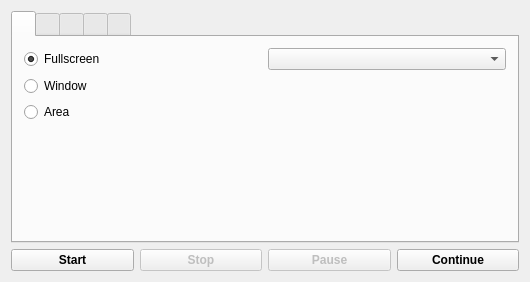
vkohaupt/vokoscreenNG, file mainwindow.ui: the form before one commit.
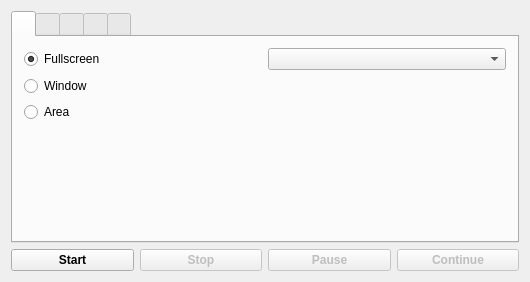
The form after the commit. The open tabs and pages were chosen to show the change.

Patch:
```diff
--- a/mainwindow.ui
+++ b/mainwindow.ui
@@ -324,6 +324,9 @@
       </item>
       <item>
        <widget class="QPushButton" name="pushButtonContinue">
+        <property name="enabled">
+         <bool>false</bool>
+        </property>
         <property name="font">
          <font>
           <weight>75</weight>
```
Left out of the diff: 2 changed lines with no effect on the pictures.
